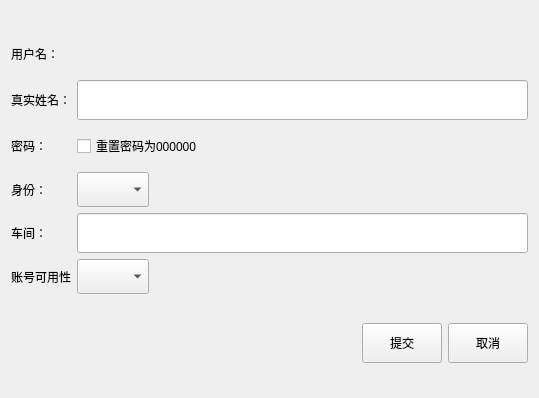
Qt form userdialog.ui (RicheyJang/RJResManager-Client-) before a commit.
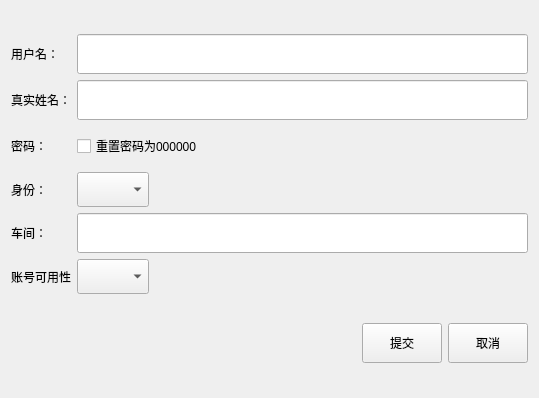
The same form after that commit.

```diff
--- a/userdialog.ui
+++ b/userdialog.ui
@@ -58,25 +58,6 @@
        </property>
       </widget>
      </item>
-     <item row="0" column="1">
-      <widget class="QLabel" name="label_username">
-       <property name="minimumSize">
-        <size>
-         <width>0</width>
-         <height>35</height>
-        </size>
-       </property>
-       <property name="maximumSize">
-        <size>
-         <width>16777215</width>
-         <height>40</height>
-        </size>
-       </property>
-       <property name="text">
-        <string/>
-       </property>
-      </widget>
-     </item>
      <item row="1" column="1">
       <widget class="QLineEdit" name="truenameEdit">
        <property name="minimumSize">
@@ -164,6 +145,16 @@
        </item>
       </layout>
      </item>
+     <item row="0" column="1">
+      <widget class="QLineEdit" name="usernameEdit">
+       <property name="minimumSize">
+        <size>
+         <width>0</width>
+         <height>40</height>
+        </size>
+       </property>
+      </widget>
+     </item>
     </layout>
    </item>
    <item row="1" column="0">
```
